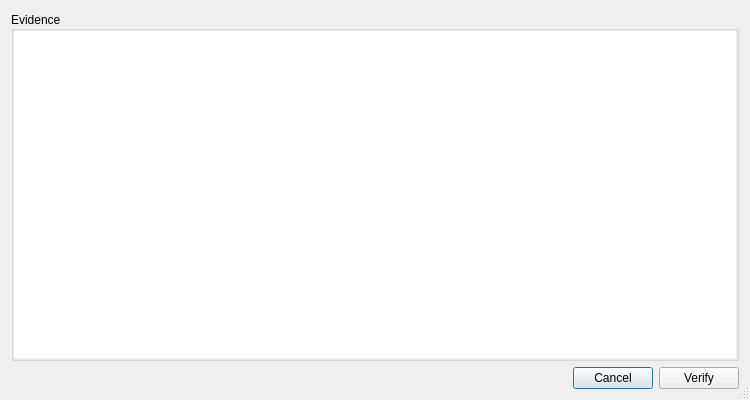
This is verifyevidencedialog.ui in pjrinaldi/wombatforensics as Qt 5 draws it before an edit. The edited form follows.
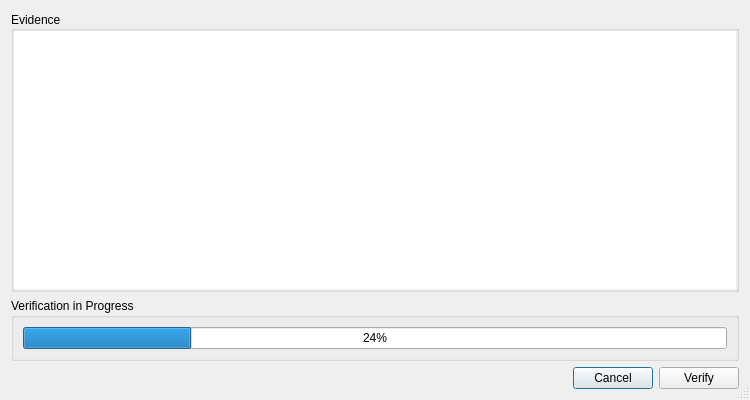
This is the edited form.

Commit message: maybe make verify dialog non-modal, and then add a progressbar and not close the dialog when kick off a verification and then update progressbar with the status as it goes.....

What changed in the file:
```diff
--- a/verifyevidencedialog.ui
+++ b/verifyevidencedialog.ui
@@ -90,6 +90,22 @@
      </layout>
     </widget>
    </item>
+   <item>
+    <widget class="QGroupBox" name="groupBox">
+     <property name="title">
+      <string>Verification in Progress</string>
+     </property>
+     <layout class="QHBoxLayout" name="horizontalLayout">
+      <item>
+       <widget class="QProgressBar" name="progressBar">
+        <property name="value">
+         <number>24</number>
+        </property>
+       </widget>
+      </item>
+     </layout>
+    </widget>
+   </item>
    <item>
     <layout class="QHBoxLayout" name="horizontalLayout_2">
      <item>
```
Left out of the diff: 2 changed lines with no effect on the pictures.
